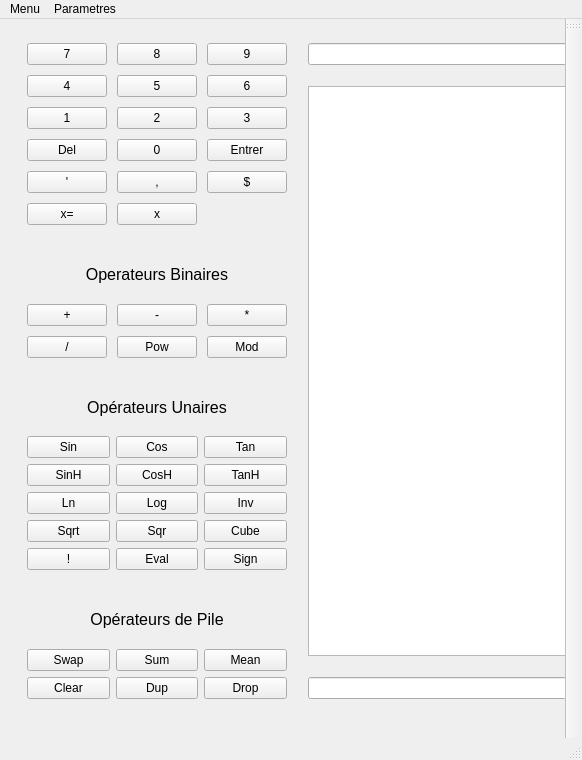
Qt form Calculatrice/mainwindow.ui (JMTozzini/LO21Projet) before a commit.
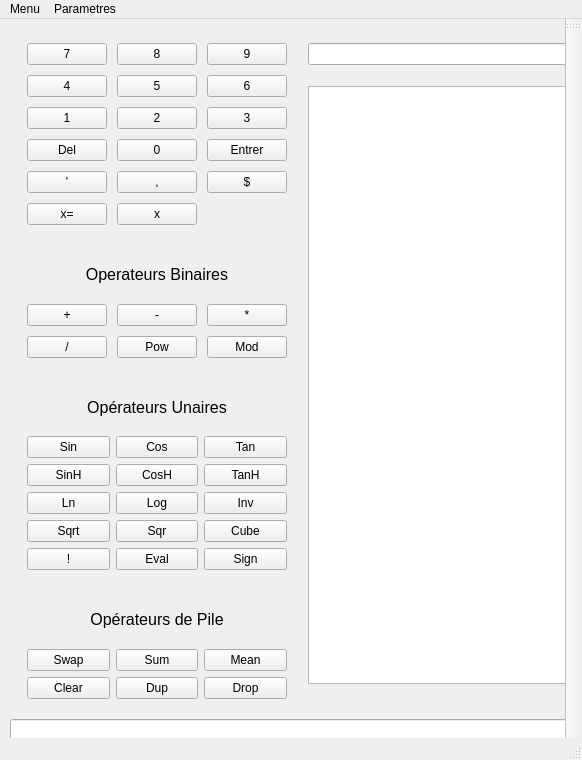
The same form after that commit.

What changed in the file:
```diff
--- a/Calculatrice/mainwindow.ui
+++ b/Calculatrice/mainwindow.ui
@@ -590,19 +590,25 @@
          </property>
         </spacer>
        </item>
-       <item>
+      </layout>
+     </item>
+    </layout>
+   </widget>
         <widget class="QLineEdit" name="champErr">
          <property name="enabled">
           <bool>true</bool>
          </property>
+    <property name="geometry">
+     <rect>
+      <x>10</x>
+      <y>700</y>
+      <width>561</width>
+      <height>22</height>
+     </rect>
+    </property>
          <property name="readOnly">
           <bool>true</bool>
          </property>
-        </widget>
-       </item>
-      </layout>
-     </item>
-    </layout>
    </widget>
   </widget>
   <widget class="QMenuBar" name="menuBar">
```
Lines whose indentation alone changed are shown as unchanged.
